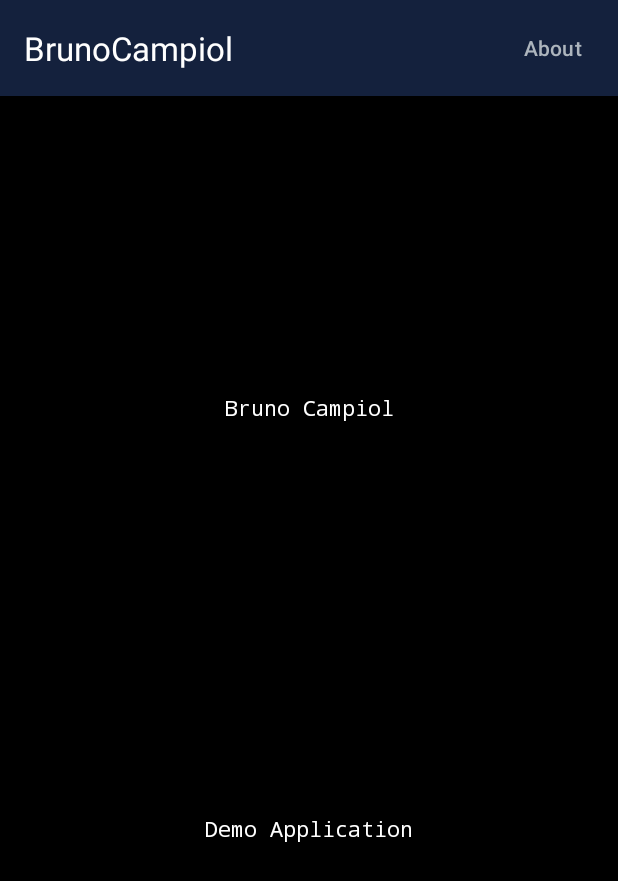
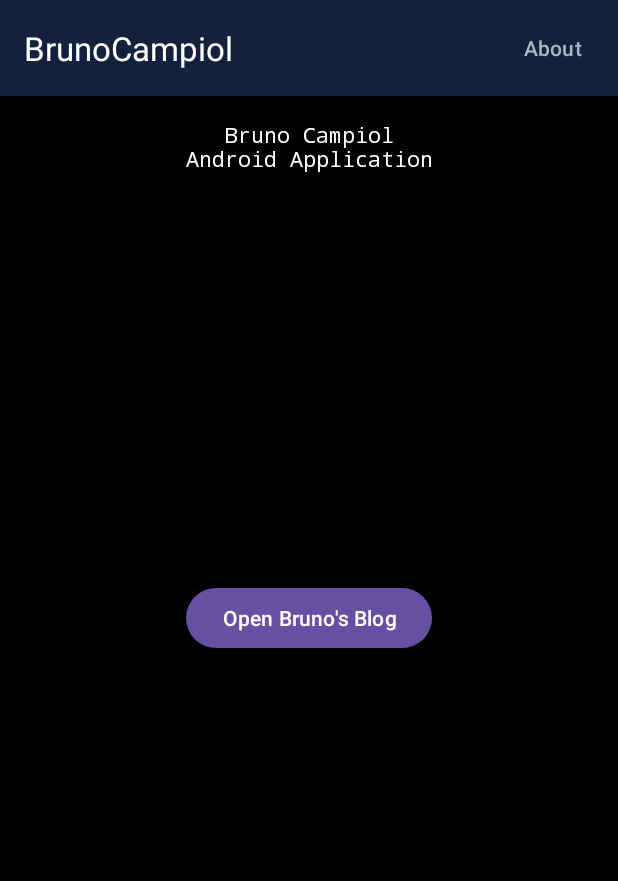
Before and after one commit to brunocampiol/brunocampiol-app, an Android app: the screen it shows after launch (MainActivity), on a phone screen of 412 x 824 dp. Shown: the top 881 px of the screen. Run offline under Robolectric (Android 15) with nearby library versions, the phone set to English and light mode, and no system bars.

Commit message:
add button to open website v1.1

```diff
--- a/app/build.gradle.kts
+++ b/app/build.gradle.kts
@@ -10,8 +10,8 @@ android {
         applicationId = "com.brunocampiol.app"
         minSdk = 19
         targetSdk = 34
-        versionCode = 1
-        versionName = "1.0"
+        versionCode = 2
+        versionName = "1.1"
 
         testInstrumentationRunner = "androidx.test.runner.AndroidJUnitRunner"
     }
--- a/app/src/main/java/com/brunocampiol/app/MainActivity.java
+++ b/app/src/main/java/com/brunocampiol/app/MainActivity.java
@@ -1,8 +1,11 @@
 package com.brunocampiol.app;
 
+import android.content.Intent;
 import android.content.pm.PackageInfo;
 import android.content.pm.PackageManager;
+import android.net.Uri;
 import android.os.Bundle;
+import android.view.View;
 import android.widget.Button;
 import android.widget.Toast;
 
@@ -43,6 +46,17 @@ public class MainActivity extends AppCompatActivity {
                     Toast.makeText(MainActivity.this, versionInfo, Toast.LENGTH_LONG).show();
                 }
         );
+
+        // Setup button click listener for buttonMiddle using lambda
+        Button buttonMiddle = findViewById(R.id.button_open_blog);
+        buttonMiddle.setOnClickListener(v -> {
+            // Retrieve the URL from strings.xml
+            String url = getString(R.string.website_url);
+            // Create an Intent to open the browser
+            Intent browserIntent = new Intent(Intent.ACTION_VIEW, Uri.parse(url));
+            // Start the activity
+            startActivity(browserIntent);
+        });
     }
 
     private String getVersionInfo() {
--- a/app/src/main/res/layout/activity_main.xml
+++ b/app/src/main/res/layout/activity_main.xml
@@ -33,25 +33,24 @@
     <TextView
         android:layout_width="wrap_content"
         android:layout_height="wrap_content"
-        android:text="@string/activity_main_top_text"
+        android:text="Bruno Campiol\nAndroid Application"
         android:textColor="@color/white"
         android:fontFamily="monospace"
-        app:layout_constraintBottom_toTopOf="@+id/textView2"
+        android:gravity="center"
+        android:paddingTop="16dp"
+        app:layout_constraintTop_toBottomOf="@id/toolbar"
         app:layout_constraintEnd_toEndOf="parent"
         app:layout_constraintStart_toStartOf="parent"
-        app:layout_constraintTop_toTopOf="parent"
-        android:id="@+id/textView1" />
+        android:id="@+id/textView" />
 
-    <TextView
+    <Button
+        android:id="@+id/button_open_blog"
         android:layout_width="wrap_content"
         android:layout_height="wrap_content"
-        android:text="@string/activity_main_bottom_text"
-        android:textColor="@color/white"
-        android:fontFamily="monospace"
-        app:layout_constraintTop_toBottomOf="@id/textView1"
+        android:text="Open Bruno's Blog"
+        app:layout_constraintTop_toTopOf="parent"
+        app:layout_constraintBottom_toBottomOf="parent"
         app:layout_constraintEnd_toEndOf="parent"
-        app:layout_constraintStart_toStartOf="parent"
-        app:layout_constraintBottom_toBottomOf="parent"
-        android:id="@+id/textView2" />
+        app:layout_constraintStart_toStartOf="parent" />
 
 </androidx.constraintlayout.widget.ConstraintLayout>
--- a/app/src/main/res/values/strings.xml
+++ b/app/src/main/res/values/strings.xml
@@ -1,6 +1,5 @@
 <resources>
     <string name="app_name">BrunoCampiol</string>
     <string name="btn_about">About</string>
-    <string name="activity_main_top_text">Bruno Campiol</string>
-    <string name="activity_main_bottom_text">Demo Application</string>
+    <string name="website_url">https://brunocampiol.github.io</string>
 </resources>
```
